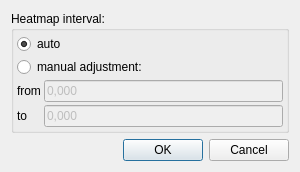
itom-project/itom, file itomWidgets/ui/dialogHeatmapConfiguration.ui: the form before one commit.
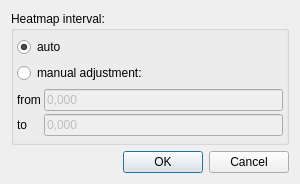
The form after the commit.

The edit to the form file:
```diff
--- a/itomWidgets/ui/dialogHeatmapConfiguration.ui
+++ b/itomWidgets/ui/dialogHeatmapConfiguration.ui
@@ -7,7 +7,7 @@
     <x>0</x>
     <y>0</y>
     <width>300</width>
-    <height>156</height>
+    <height>184</height>
    </rect>
   </property>
   <property name="sizePolicy">
@@ -16,12 +16,6 @@
     <verstretch>0</verstretch>
    </sizepolicy>
   </property>
-  <property name="minimumSize">
-   <size>
-    <width>0</width>
-    <height>0</height>
-   </size>
-  </property>
   <property name="windowTitle">
    <string>Heatmap Configuration</string>
   </property>
```
